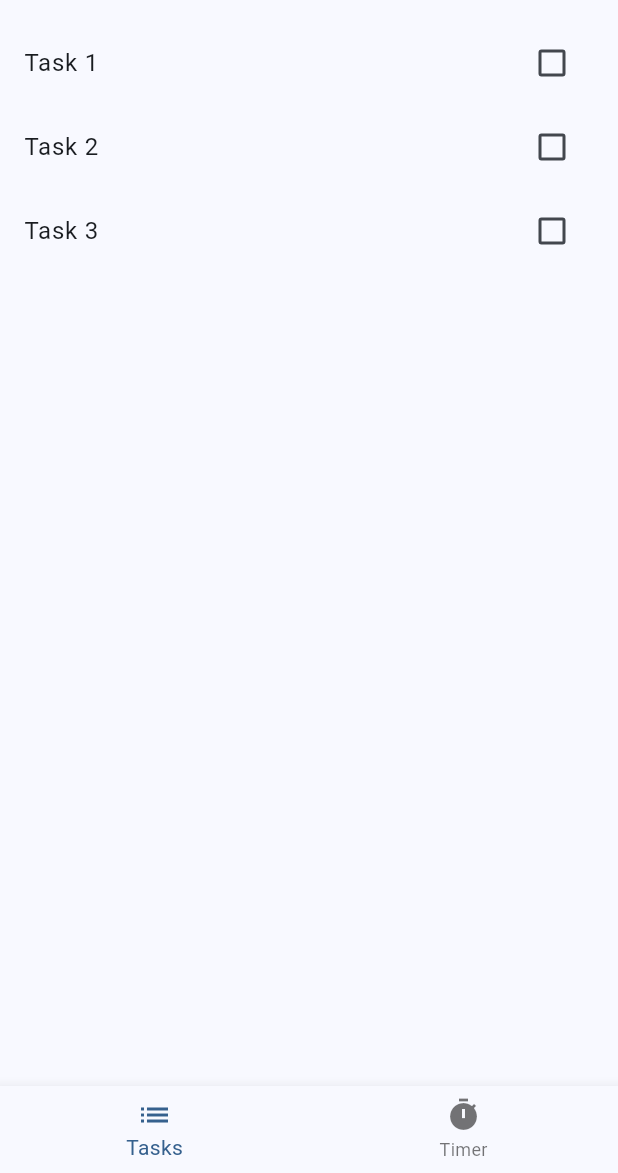
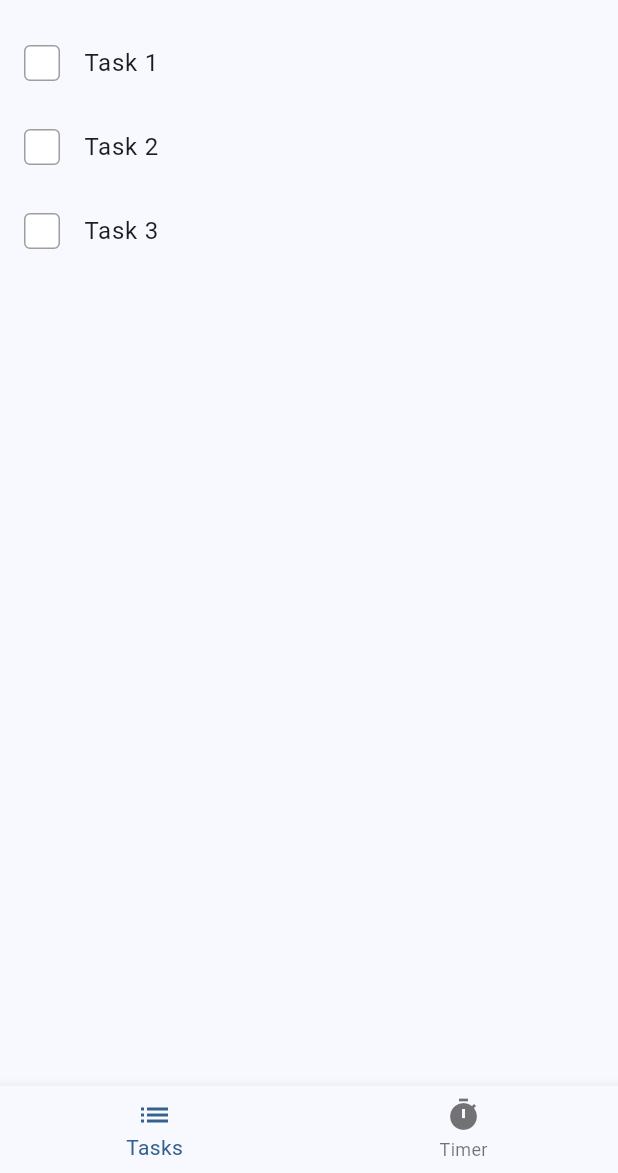
Before and after one commit to BristonDomino/cis3334_project2_briston, a Flutter app: the screen it shows after launch, on a phone screen of 412 x 824 dp, the part 63-1236 px from its top. Run offline on Flutter 3.47's test engine with Material 3 defaults, Android fonts, the phone set to English and light mode, and no system bars.

Commit message:
more progress UI

```diff
--- a/lib/main.dart
+++ b/lib/main.dart
@@ -69,30 +69,36 @@
   }
 }
 
-class TaskListScreen extends StatelessWidget {
+class TaskListScreen extends StatefulWidget {
   const TaskListScreen({super.key});
 
   @override
-  Widget build(BuildContext context) {
-    // Temporary hardcoded tasks
+  State<TaskListScreen> createState() => _TaskListScreenState();
+}
+
+class _TaskListScreenState extends State<TaskListScreen> {
   final List<Map<String, dynamic>> tasks = [
     {'name': 'Task 1', 'completed': false},
     {'name': 'Task 2', 'completed': false},
     {'name': 'Task 3', 'completed': false},
   ];
 
+  @override
+  Widget build(BuildContext context) {
     return ListView.builder(
       itemCount: tasks.length,
       itemBuilder: (context, index) {
-        final String name = tasks[index]['name'] as String;
-        final bool completed = tasks[index]['completed'] as bool;
-        return CheckboxListTile(
-          title: Text(name),
-          value: completed,
-          onChanged: (bool? value) {
-            // here eventually update the task's completed status
-
+        final task = tasks[index];
+        return ListTile(
+            title: Text(task['name']),
+            leading: CustomAnimatedCheckbox(
+              value: task['completed'],
+              onChanged: (newValue) {
+                setState(() {
+                  task['completed'] = newValue;
+                });
               },
+            )
         );
       },
     );
@@ -143,3 +149,86 @@
     );
   }
 }
+
+
+class CustomAnimatedCheckbox extends StatefulWidget {
+  final bool value;
+  final ValueChanged<bool> onChanged;
+
+  const CustomAnimatedCheckbox({
+    Key? key,
+    required this.value,
+    required this.onChanged,
+  }) : super(key: key);
+
+  @override
+  _CustomAnimatedCheckboxState createState() => _CustomAnimatedCheckboxState();
+}
+
+class _CustomAnimatedCheckboxState extends State<CustomAnimatedCheckbox>
+    with SingleTickerProviderStateMixin {
+  late AnimationController _controller;
+  late Animation<double> _sizeAnimation;
+
+  @override
+  void initState() {
+    super.initState();
+    _controller = AnimationController(
+      vsync: this,
+      duration: const Duration(milliseconds: 300),
+    );
+    _sizeAnimation = Tween<double>(begin: 0.0, end: 24.0).animate(
+      CurvedAnimation(parent: _controller, curve: Curves.easeInOut),
+    );
+    if (widget.value) {
+      _controller.forward();
+    }
+  }
+
+  @override
+  void didUpdateWidget(CustomAnimatedCheckbox oldWidget) {
+    super.didUpdateWidget(oldWidget);
+    if (widget.value) {
+      _controller.forward();
+    } else {
+      _controller.reverse();
+    }
+  }
+
+  @override
+  void dispose() {
+    _controller.dispose();
+    super.dispose();
+  }
+
+  @override
+  Widget build(BuildContext context) {
+    return GestureDetector(
+      onTap: () {
+        widget.onChanged(!widget.value);
+      },
+      child: Container(
+        decoration: BoxDecoration(
+          color: widget.value ? Colors.transparent : Colors.white, // Makes the entire container clickable
+          border: Border.all(
+            color: widget.value ? Colors.transparent : Colors.grey,
+            width: 1.0,
+          ),
+          borderRadius: BorderRadius.circular(4.0),
+        ),
+        width: 24.0,
+        height: 24.0,
+        child: AnimatedBuilder(
+          animation: _controller,
+          builder: (context, child) {
+            return Icon(
+              Icons.check,
+              color: widget.value ? Colors.blue : Colors.transparent,
+              size: _sizeAnimation.value,
+            );
+          },
+        ),
+      ),
+    );
+  }
+}
```
Lines whose indentation alone changed are shown as unchanged.
